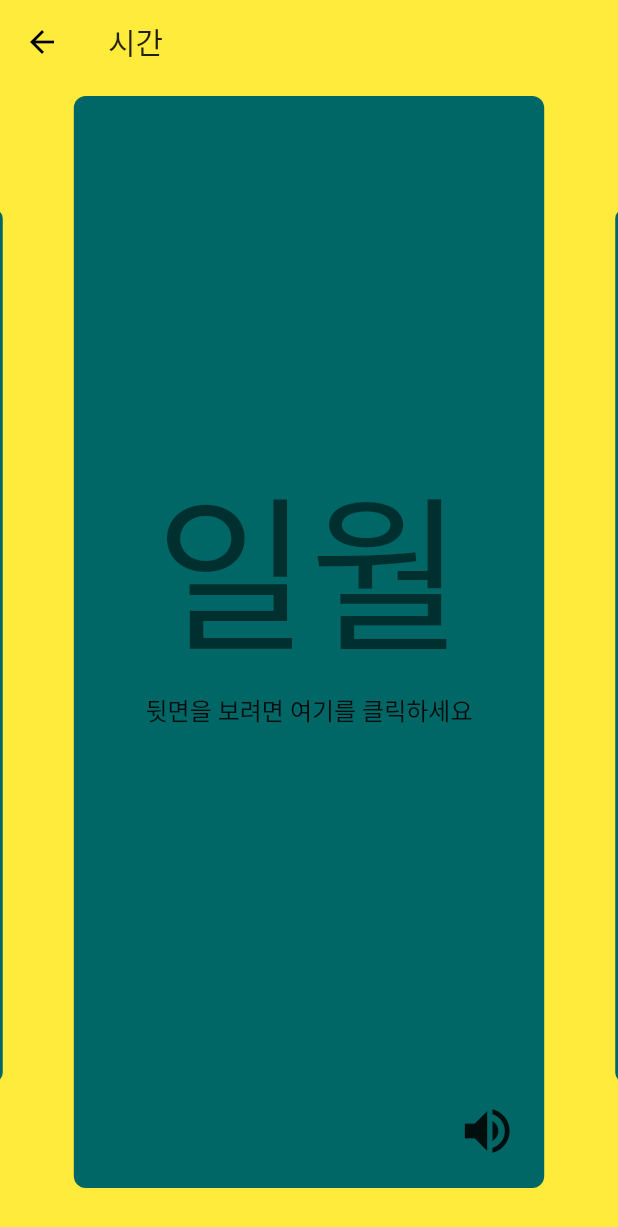
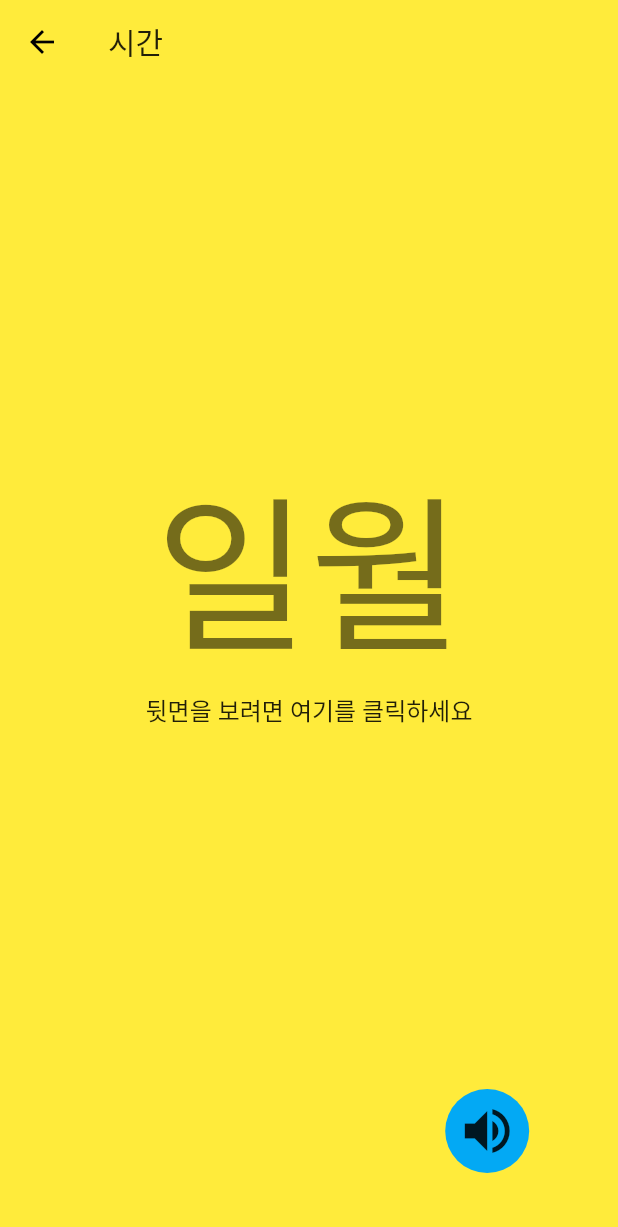
Before and after one commit to yuljlee/flashcards_kr, a Flutter app: the screen it shows after launch, after a tap on "시간", on a phone screen of 412 x 824 dp. Shown: the top 1227 px of the screen. Run offline on Flutter 3.47's test engine with Material 2 defaults, Android fonts, the phone set to English and light mode, and no system bars; drawn by our look-alikes of flip_card; our stand-ins replace flutter_swiper, flutter_tts; Roboto replaces fonts that are missing (Rubik).

Commit message:
chore: Card background testt

```diff
--- a/lib/ui/cardlist.dart
+++ b/lib/ui/cardlist.dart
@@ -81,7 +81,7 @@ class CardList extends StatelessWidget {
         front: Container(
           decoration: BoxDecoration(
             //color: Colors.white,
-            color: Color(0xFF006666),
+            //color: Color(0xFF006666),
             //color: Theme.of(context).primaryColorLight,
             //border: Border.all(),
             borderRadius: BorderRadius.all(Radius.circular(8.0)),
```
